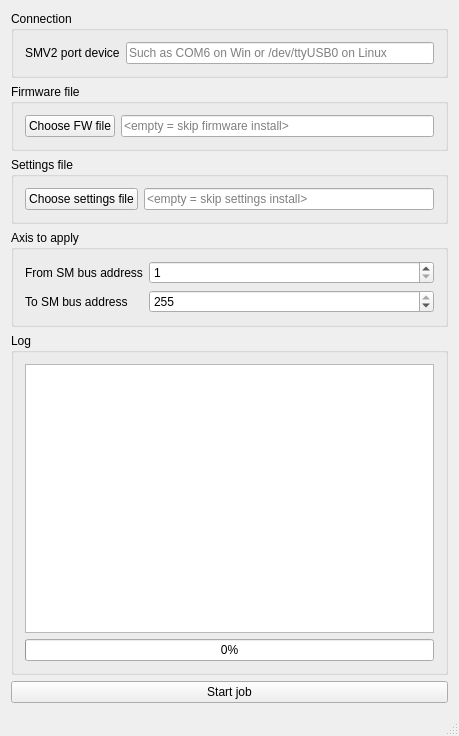
First picture: the form in mw.ui, repository GraniteDevices/DriveMassUpgradeTool, before the edit.
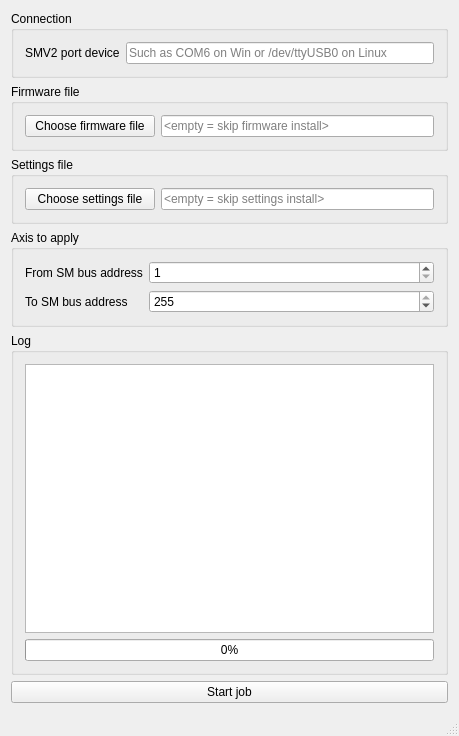
Second picture: the form after the edit.

What changed in the file:
```diff
--- a/mw.ui
+++ b/mw.ui
@@ -46,8 +46,14 @@
       <layout class="QHBoxLayout" name="horizontalLayout_2">
        <item>
         <widget class="QPushButton" name="chooseFWfile">
+         <property name="minimumSize">
+          <size>
+           <width>130</width>
+           <height>0</height>
+          </size>
+         </property>
          <property name="text">
-          <string>Choose FW file</string>
+          <string>Choose firmware file</string>
          </property>
         </widget>
        </item>
@@ -69,6 +75,12 @@
       <layout class="QHBoxLayout" name="horizontalLayout_3">
        <item>
         <widget class="QPushButton" name="chooseSettingsFile">
+         <property name="minimumSize">
+          <size>
+           <width>130</width>
+           <height>0</height>
+          </size>
+         </property>
          <property name="text">
           <string>Choose settings file</string>
          </property>
```
